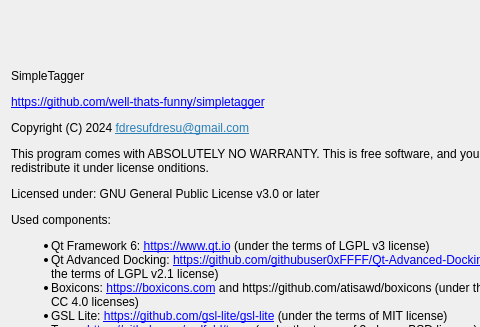
First picture: the form in src/About.ui, repository well-thats-funny/simpletagger, before the edit; both pictures show x 0 to 480 and y 0 to 327 of the 598 by 434 pixel window.
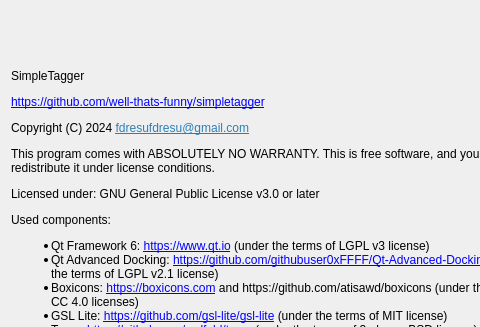
Second picture: the form after the edit.

Commit message: README, About: typo

Diff of the .ui file:
```diff
--- a/src/About.ui
+++ b/src/About.ui
@@ -26,7 +26,7 @@
 &lt;p&gt;Copyright (C) 2024 &lt;a href=&quot;mailto:fdresufdresu@gmail.com&quot;&gt;&lt;span style=&quot; text-decoration: underline; color:#2980b9;&quot;&gt;fdresufdresu@gmail.com&lt;/span&gt;&lt;/a&gt;&lt;/p&gt;
 &lt;p&gt;This program comes with ABSOLUTELY NO WARRANTY.
 This is free software, and you are welcome to redistribute it
-under license onditions.&lt;/p&gt;
+under license conditions.&lt;/p&gt;
 &lt;p&gt;Licensed under: GNU General Public License v3.0 or later&lt;/p&gt;
 &lt;p&gt;Used components:&lt;/p&gt;
 &lt;ul&gt;
```
The commit also changes 1 other file.
